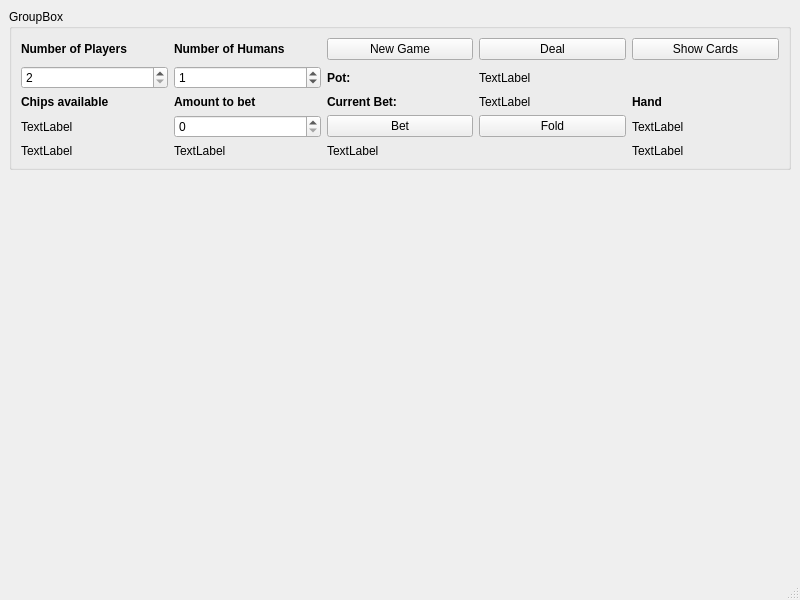
Qt form PokerGame/mainwindow.ui (riggskevinp/oopcpp) before a commit.
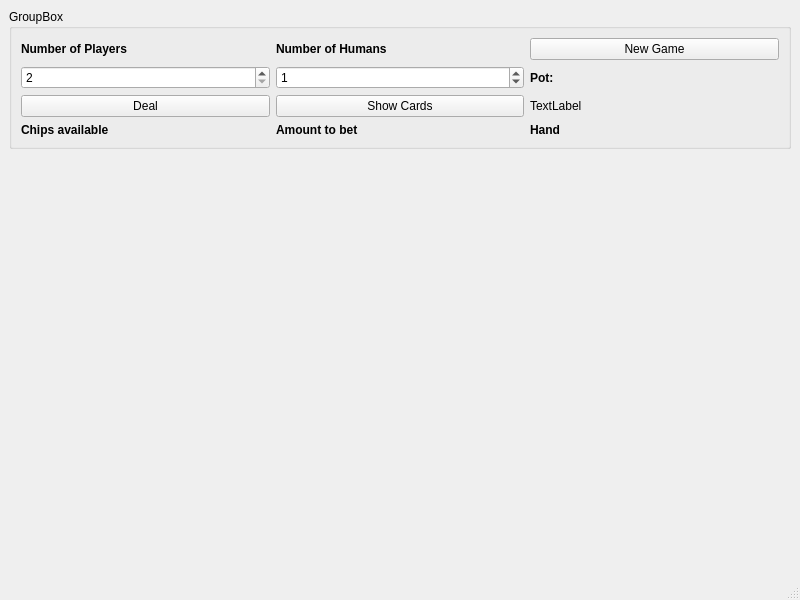
The same form after that commit.

Commit message: New route with gui

What changed in the file:
```diff
--- a/PokerGame/mainwindow.ui
+++ b/PokerGame/mainwindow.ui
@@ -34,60 +34,7 @@
        <string>GroupBox</string>
       </property>
       <layout class="QGridLayout" name="gridLayout">
-       <item row="1" column="3">
-        <widget class="QLabel" name="potLabel">
-         <property name="text">
-          <string>TextLabel</string>
-         </property>
-        </widget>
-       </item>
-       <item row="0" column="1">
-        <widget class="QLabel" name="label_2">
-         <property name="font">
-          <font>
-           <weight>75</weight>
-           <bold>true</bold>
-          </font>
-         </property>
-         <property name="text">
-          <string>Number of Humans</string>
-         </property>
-        </widget>
-       </item>
-       <item row="2" column="1">
-        <widget class="QLabel" name="label_6">
-         <property name="font">
-          <font>
-           <weight>75</weight>
-           <bold>true</bold>
-          </font>
-         </property>
-         <property name="text">
-          <string>Amount to bet</string>
-         </property>
-        </widget>
-       </item>
-       <item row="1" column="0">
-        <widget class="QSpinBox" name="numberOfPlayersSpinBox">
-         <property name="minimum">
-          <number>2</number>
-         </property>
-         <property name="maximum">
-          <number>7</number>
-         </property>
-        </widget>
-       </item>
-       <item row="4" column="1">
-        <widget class="QLabel" name="label_9">
-         <property name="text">
-          <string>TextLabel</string>
-         </property>
-        </widget>
-       </item>
-       <item row="3" column="1">
-        <widget class="QSpinBox" name="spinBox"/>
-       </item>
-       <item row="2" column="0">
+       <item row="3" column="0">
         <widget class="QLabel" name="label_5">
          <property name="font">
           <font>
@@ -100,43 +47,8 @@
          </property>
         </widget>
        </item>
-       <item row="3" column="0">
-        <widget class="QLabel" name="label_7">
-         <property name="text">
-          <string>TextLabel</string>
-         </property>
-        </widget>
-       </item>
-       <item row="4" column="0">
-        <widget class="QLabel" name="label_8">
-         <property name="text">
-          <string>TextLabel</string>
-         </property>
-        </widget>
-       </item>
-       <item row="3" column="2">
-        <widget class="QPushButton" name="pushButton">
-         <property name="text">
-          <string>Bet</string>
-         </property>
-        </widget>
-       </item>
-       <item row="2" column="3">
-        <widget class="QLabel" name="betLabel">
-         <property name="text">
-          <string>TextLabel</string>
-         </property>
-        </widget>
-       </item>
-       <item row="0" column="3">
-        <widget class="QPushButton" name="dealButton">
-         <property name="text">
-          <string>Deal</string>
-         </property>
-        </widget>
-       </item>
-       <item row="2" column="2">
-        <widget class="QLabel" name="label_4">
+       <item row="3" column="1">
+        <widget class="QLabel" name="label_6">
          <property name="font">
           <font>
            <weight>75</weight>
@@ -144,27 +56,7 @@
           </font>
          </property>
          <property name="text">
-          <string>Current Bet:</string>
-         </property>
-        </widget>
-       </item>
-       <item row="1" column="2">
-        <widget class="QLabel" name="label_3">
-         <property name="font">
-          <font>
-           <weight>75</weight>
-           <bold>true</bold>
-          </font>
-         </property>
-         <property name="text">
-          <string>Pot:</string>
-         </property>
-        </widget>
-       </item>
-       <item row="3" column="3">
-        <widget class="QPushButton" name="pushButton_2">
-         <property name="text">
-          <string>Fold</string>
+          <string>Amount to bet</string>
          </property>
         </widget>
        </item>
@@ -188,17 +80,26 @@
          </property>
         </widget>
        </item>
-       <item row="4" column="2">
-        <widget class="QLabel" name="computerMoveLabel">
-         <property name="text">
-          <string>TextLabel</string>
+       <item row="1" column="0">
+        <widget class="QSpinBox" name="numberOfPlayersSpinBox">
+         <property name="minimum">
+          <number>2</number>
+         </property>
+         <property name="maximum">
+          <number>7</number>
          </property>
         </widget>
        </item>
-       <item row="0" column="4">
-        <widget class="QPushButton" name="showCardsButton">
+       <item row="0" column="1">
+        <widget class="QLabel" name="label_2">
+         <property name="font">
+          <font>
+           <weight>75</weight>
+           <bold>true</bold>
+          </font>
+         </property>
          <property name="text">
-          <string>Show Cards</string>
+          <string>Number of Humans</string>
          </property>
         </widget>
        </item>
@@ -215,7 +116,20 @@
          </property>
         </widget>
        </item>
-       <item row="2" column="4">
+       <item row="1" column="2">
+        <widget class="QLabel" name="label_3">
+         <property name="font">
+          <font>
+           <weight>75</weight>
+           <bold>true</bold>
+          </font>
+         </property>
+         <property name="text">
+          <string>Pot:</string>
+         </property>
+        </widget>
+       </item>
+       <item row="3" column="2">
         <widget class="QLabel" name="label_10">
          <property name="font">
           <font>
@@ -228,15 +142,22 @@
          </property>
         </widget>
        </item>
-       <item row="3" column="4">
-        <widget class="QLabel" name="label_11">
+       <item row="2" column="0">
+        <widget class="QPushButton" name="dealButton">
          <property name="text">
-          <string>TextLabel</string>
+          <string>Deal</string>
          </property>
         </widget>
        </item>
-       <item row="4" column="4">
-        <widget class="QLabel" name="label_12">
+       <item row="2" column="1">
+        <widget class="QPushButton" name="showCardsButton">
+         <property name="text">
+          <string>Show Cards</string>
+         </property>
+        </widget>
+       </item>
+       <item row="2" column="2">
+        <widget class="QLabel" name="potLabel">
          <property name="text">
           <string>TextLabel</string>
          </property>
```
The commit also changes 3 other files.
